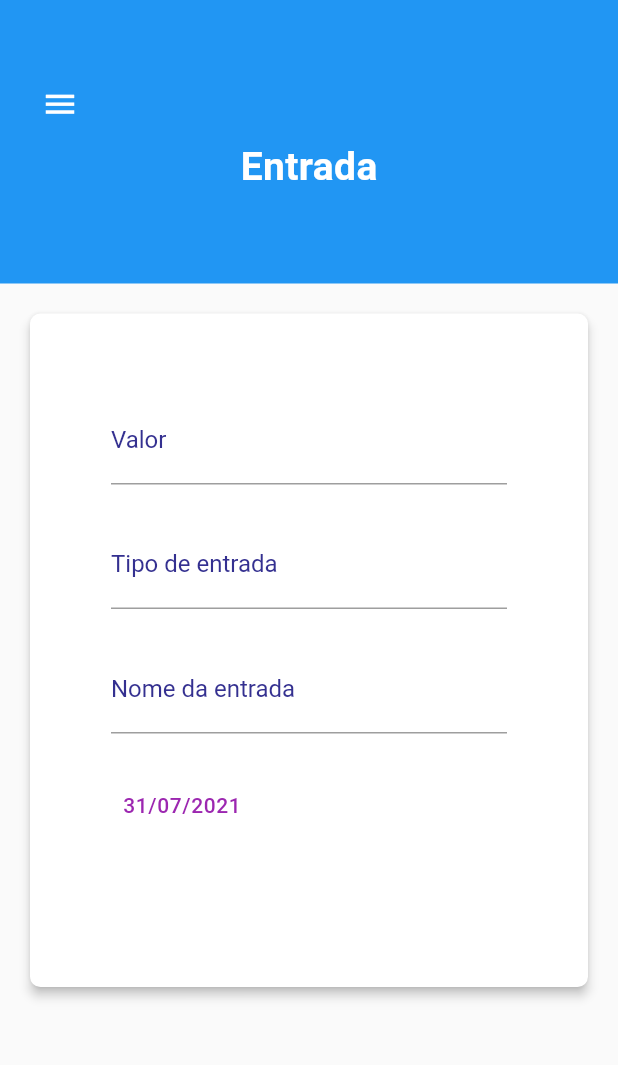
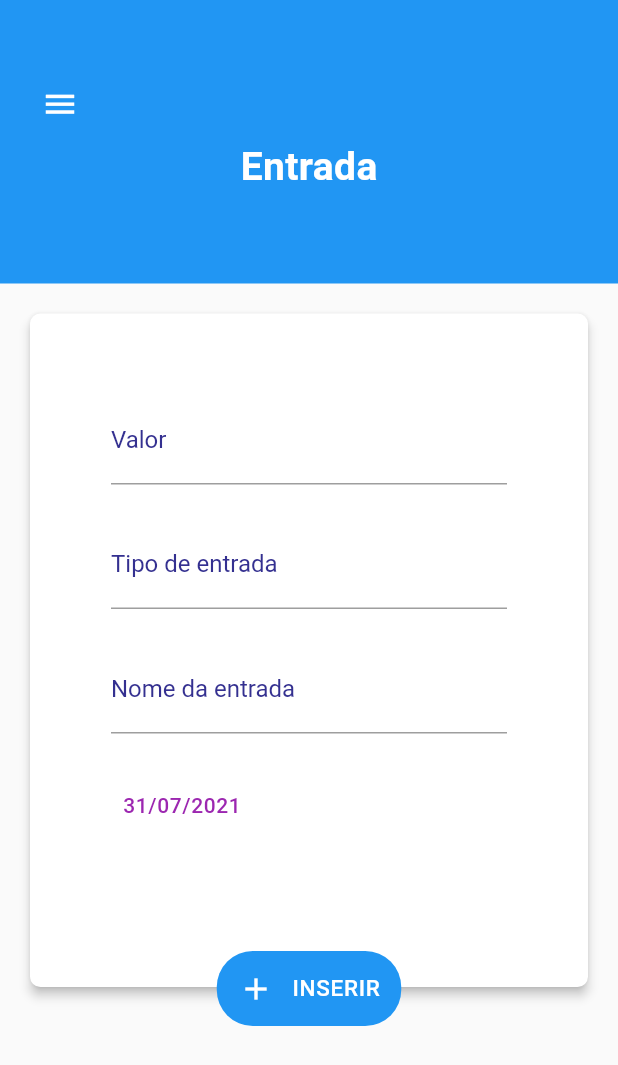
Before and after one commit to rodrigofelipejr/raro-academy-budget, a Flutter app: the IncomePage screen opened directly, on a phone screen of 412 x 824 dp. Shown: the top 1065 px of the screen. Run offline on Flutter 3.47's test engine with Material 2 defaults, Android fonts, the phone set to English and light mode, and no system bars; missing offline and left inert: animated_card, vs_scrollbar; project files that could hold a hidden picture were left out.

Commit message:
Adiciona o botao de inserir no fundo central do card

```diff
--- a/lib/src/features/income/income_page.dart
+++ b/lib/src/features/income/income_page.dart
@@ -68,7 +68,9 @@ class _IncomePageState extends State<IncomePage> {
           right: 16,
           bottom: 40,
         ),
-        child: Card(
+        child: Stack(
+          children: [
+            Card(
               color: Colors.white,
               elevation: 3.0,
               shape: RoundedRectangleBorder(
@@ -131,7 +133,9 @@ class _IncomePageState extends State<IncomePage> {
                           lastDate: DateTime(2050),
                         ),
                         child: Text(
-                      DateFormat("dd/MM/yyyy").format(DateTime.now()).toString(),
+                          DateFormat("dd/MM/yyyy")
+                              .format(DateTime.now())
+                              .toString(),
                           style: TextStyle(
                             fontFamily: "Roboto",
                             fontWeight: FontWeight.w500,
@@ -146,6 +150,48 @@ class _IncomePageState extends State<IncomePage> {
                 ),
               ),
             ),
+            Padding(
+              padding: const EdgeInsets.only(
+                top: 429,
+              ),
+              child: Align(
+                alignment: Alignment.center,
+                child: Container(
+                  width: 123,
+                  height: 50,
+                  decoration: BoxDecoration(
+                    color: Colors.blue,
+                    borderRadius: BorderRadius.all(
+                      Radius.circular(24.0),
+                    ),
+                  ),
+                  child: IconButton(
+                    onPressed: () {},
+                    icon: Row(
+                      mainAxisAlignment: MainAxisAlignment.spaceAround,
+                      children: [
+                        Icon(
+                          Icons.add,
+                          color: Colors.white,
+                          semanticLabel: "INSERIR",
+                        ),
+                        Text(
+                          "INSERIR",
+                          style: TextStyle(
+                            fontSize: 15,
+                            fontWeight: FontWeight.w500,
+                            letterSpacing: 0.46,
+                            color: Colors.white,
+                          ),
+                        ),
+                      ],
+                    ),
+                  ),
+                ),
+              ),
+            ),
+          ],
+        ),
       ),
     );
   }
```
Lines whose indentation alone changed are shown as unchanged.
